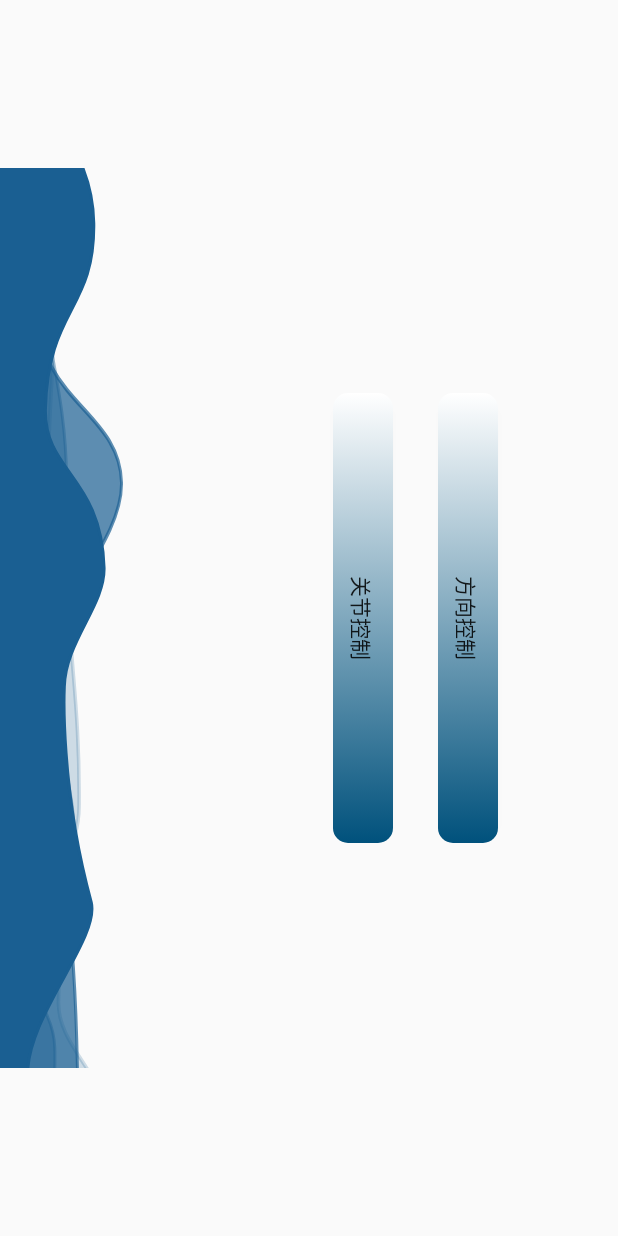
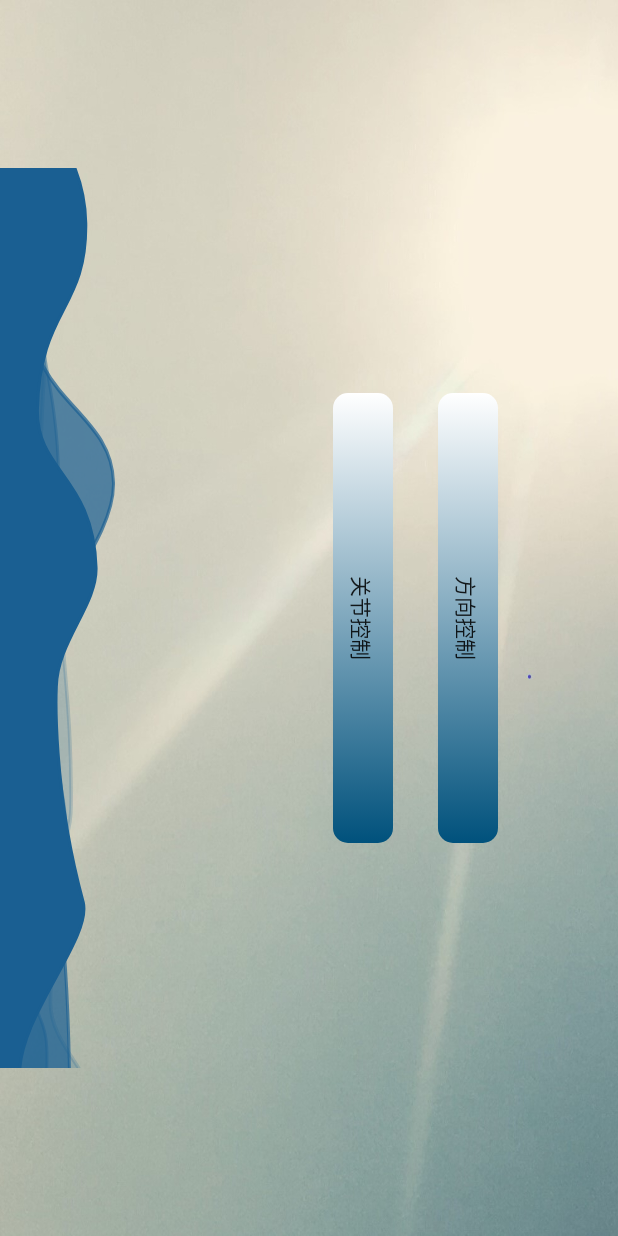
Before and after one commit to antymistor/WIFI-SPP-Controller, an Android app: the screen it shows after launch (MainActivity), on a phone screen of 412 x 824 dp. Run offline under Robolectric (Android 15) with nearby library versions, the phone set to English and light mode, and no system bars.

Commit message:
second-commit
一点界面优化

```diff
--- a/app/src/main/java/com/apress/gerber/spp_controller/DeviceListActivity.java
+++ b/app/src/main/java/com/apress/gerber/spp_controller/DeviceListActivity.java
@@ -100,6 +100,7 @@ public class DeviceListActivity extends Activity {
             String noDevices = getResources().getText(R.string.none_paired).toString();
             mPairedDevicesArrayAdapter.add(noDevices);
         }
+       // setRequestedOrientation(ActivityInfo.SCREEN_ORIENTATION_LANDSCAPE);
     }
 
     @Override
--- a/app/src/main/java/com/apress/gerber/spp_controller/gj_activity.java
+++ b/app/src/main/java/com/apress/gerber/spp_controller/gj_activity.java
@@ -29,7 +29,6 @@ public class gj_activity extends Activity{
     public static final int MESSAGE_TOAST = 5;
     private TextView PE2;
     private static int SPP_MODE=0;
-    private static int WIFI_MODE=1;
     private int CTRMODE=SPP_MODE;
     private final float cylinderpush =150;
     private boolean supportsEs2;
@@ -52,6 +51,7 @@ public class gj_activity extends Activity{
     private ArrayList<Switch>  qgctrl =new ArrayList<>();
     private ArrayList<TextView> display=new ArrayList<>();
     private ArrayList<CheckBox> check=new ArrayList<>();
+    private Boolean frflag=true;
     private SeekBar pushtime;
     private SeekBar pushpower;
     private TextView timetext;
@@ -261,7 +261,7 @@ public class gj_activity extends Activity{
         }
 
 
-        startActivityForResult(new Intent(this, DeviceListActivity.class), REQUEST_CONNECT_DEVICE_SECURE);
+            startActivityForResult(new Intent(this, DeviceListActivity.class), REQUEST_CONNECT_DEVICE_SECURE);
 
     }
     private void setupChat() {
--- a/app/src/main/res/layout/activity_main.xml
+++ b/app/src/main/res/layout/activity_main.xml
@@ -1,6 +1,7 @@
 <?xml version="1.0" encoding="utf-8"?>
 <RelativeLayout xmlns:android="http://schemas.android.com/apk/res/android"
     xmlns:app="http://schemas.android.com/apk/res-auto"
+
     xmlns:tools="http://schemas.android.com/tools"
     android:layout_width="match_parent"
     android:layout_height="match_parent">
@@ -8,15 +9,22 @@
     tools:context="com.example.lianxi.MainActivity"
     tools:showIn="@layout/activity_main">
 -->
-
+    <ImageView
+        android:scaleType="fitXY"
+        android:layout_alignParentRight="true"
+        android:layout_alignParentEnd="true"
+        android:layout_width="wrap_content"
+        android:layout_height="wrap_content"
+        android:src="@drawable/pa4"
+        />
     <com.airbnb.lottie.LottieAnimationView
         android:id="@+id/start_animation"
         android:rotation="90"
         android:layout_alignParentLeft="true"
         android:layout_alignParentStart="true"
         android:layout_centerVertical="true"
-        android:layout_marginLeft="-280dp"
-        android:layout_marginStart="-280dp"
+        android:layout_marginLeft="-285dp"
+        android:layout_marginStart="-285dp"
         android:layout_width="wrap_content"
         android:layout_height="wrap_content"
         app:lottie_scale="2"
--- a/app/src/main/res/layout/device_list.xml
+++ b/app/src/main/res/layout/device_list.xml
@@ -14,7 +14,6 @@
     android:orientation="vertical"
     android:layout_width="match_parent"
     android:layout_height="match_parent"
-    android:background="#00000000"
     >
     <TextView android:id="@+id/title_paired_devices"
         android:layout_width="match_parent"
--- a/app/src/main/res/values/strings.xml
+++ b/app/src/main/res/values/strings.xml
@@ -1,5 +1,5 @@
 <resources>
-    <string name="app_name">SPP-controller</string>
+    <string name="app_name">WL-CT</string>
     <string name="action_settings">Settings</string>
     <!--  BluetoothChat -->
     <string name="send">Send</string>
```
Also changed, not shown: app/src/main/AndroidManifest.xml (+7 -4 lines), app/src/main/res/drawable/pa1.png (added), app/src/main/res/drawable/pa2.png (added), app/src/main/res/drawable/pa3.png (added), app/src/main/res/drawable/pa4.jpg (added).
